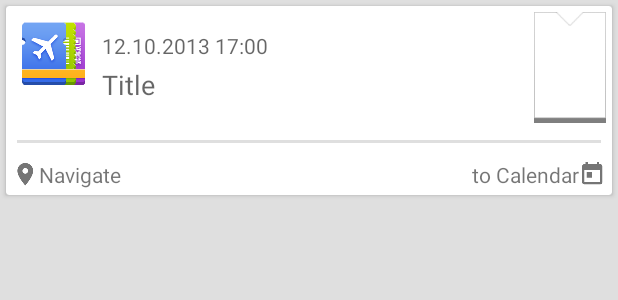
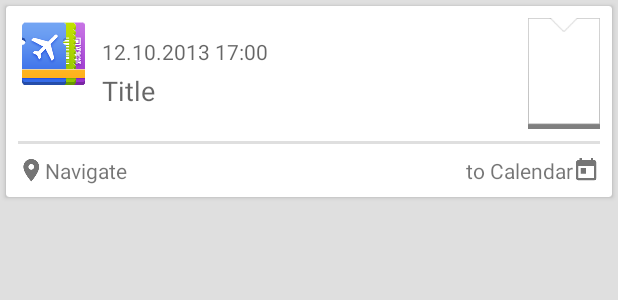
Before and after one commit to ligi/PassAndroid, an Android app: the layout pass_list_item.xml on its own in the app's theme, with its tools: preview values and no code run, on a phone screen of 412 x 824 dp. Shown: the top 300 px of the screen. Run offline under Robolectric (Android 15) with nearby library versions, the phone set to English and light mode, and no system bars.

Commit message:
nice up the layout

```diff
--- a/src/main/res/layout/pass_list_item.xml
+++ b/src/main/res/layout/pass_list_item.xml
@@ -40,7 +40,7 @@
                     android:layout_width="wrap_content"
                     android:layout_height="wrap_content"
 
-                    android:paddingRight="3dp"
+                    android:paddingRight="4dp"
                     android:textAppearance="?android:attr/textAppearanceSmall"
                     android:textColor="?android:textColorSecondary"
                     tools:text="12.10.2013 17:00" />
@@ -60,16 +60,20 @@
                 android:layout_width="48dp"
                 android:layout_height="74dp"
                 android:layout_gravity="center"
-                android:layout_margin="4dp" />
+                android:layout_margin="8dp" />
             <!-- <include layout="@layout/category_indicator" /> -->
         </LinearLayout>
+
 
         <View
             android:id="@+id/actions_separator"
             android:layout_width="match_parent"
             android:layout_height="2dip"
             android:layout_below="@id/pass_top"
-            android:layout_margin="7dp"
+            android:layout_marginStart="8dp"
+            android:layout_marginEnd="8dp"
+            android:layout_marginLeft="8dp"
+            android:layout_marginRight="8dp"
             android:background="#dfdfdf"
             android:padding="7dp" />
 
@@ -84,7 +88,7 @@
             android:background="@drawable/clickable_bg"
             android:clickable="true"
             android:drawableLeft="@drawable/ic_place_grey600_18dp"
-            android:padding="4dp"
+            android:padding="8dp"
             android:text="@string/pass_directions" />
 
 
@@ -98,7 +102,7 @@
             android:background="@drawable/clickable_bg"
             android:clickable="true"
             android:drawableRight="@drawable/ic_today_grey600_18dp"
-            android:padding="4dp"
+            android:padding="8dp"
             android:text="@string/pass_to_calendar" />
 
         <LinearLayout
```
